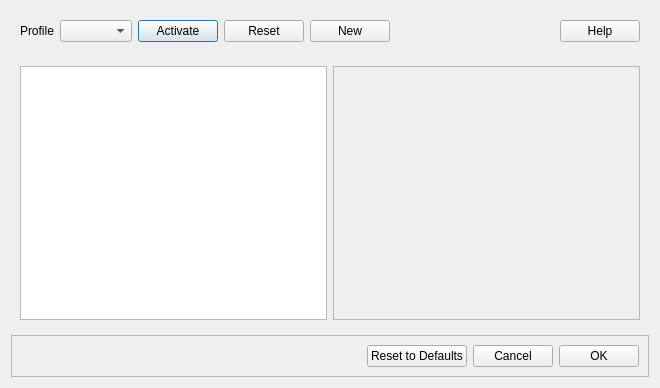
jetperch/pyjoulescope_ui, file joulescope_ui/preferences_dialog.ui: the form before one commit.
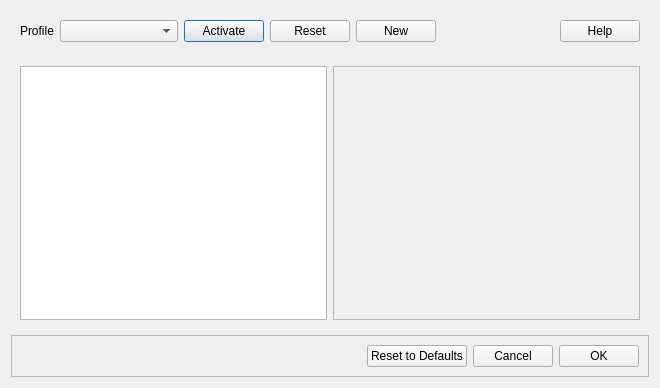
The form after the commit.

What changed in the file:
```diff
--- a/joulescope_ui/preferences_dialog.ui
+++ b/joulescope_ui/preferences_dialog.ui
@@ -28,7 +28,14 @@
        </widget>
       </item>
       <item>
-       <widget class="QComboBox" name="profileComboBox"/>
+       <widget class="QComboBox" name="profileComboBox">
+        <property name="sizePolicy">
+         <sizepolicy hsizetype="Expanding" vsizetype="Fixed">
+          <horstretch>0</horstretch>
+          <verstretch>0</verstretch>
+         </sizepolicy>
+        </property>
+       </widget>
       </item>
       <item>
        <widget class="QPushButton" name="profileActivateButton">
```
